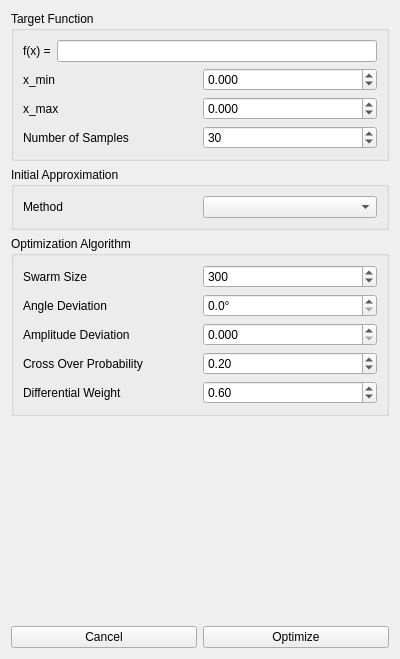
Old version of the form gui_main_window.ui in the repository ralphtandetzky/decompose_imf.
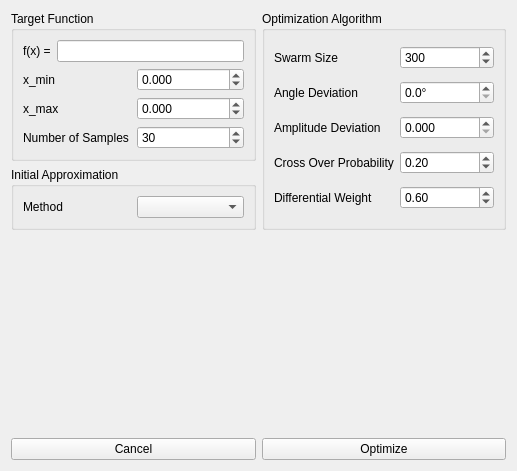
New version of the form.

Commit message: Widened gui to the sides. Fixed tab order.

Diff of the .ui file:
```diff
--- a/gui_main_window.ui
+++ b/gui_main_window.ui
@@ -6,8 +6,8 @@
    <rect>
     <x>0</x>
     <y>0</y>
-    <width>400</width>
-    <height>659</height>
+    <width>517</width>
+    <height>471</height>
    </rect>
   </property>
   <property name="windowTitle">
@@ -15,6 +15,10 @@
   </property>
   <layout class="QVBoxLayout" name="verticalLayout">
    <item>
+    <layout class="QHBoxLayout" name="horizontalLayout_3">
+     <item>
+      <layout class="QVBoxLayout" name="verticalLayout_2">
+       <item>
     <widget class="QGroupBox" name="groupBox">
      <property name="title">
       <string>Target Function</string>
@@ -125,6 +129,8 @@
      </layout>
     </widget>
    </item>
+      </layout>
+     </item>
    <item>
     <widget class="QGroupBox" name="groupBox_2">
      <property name="title">
@@ -249,6 +255,8 @@
      </layout>
     </widget>
    </item>
+    </layout>
+   </item>
    <item>
     <spacer name="verticalSpacer">
      <property name="orientation">
```
Left out of the diff: 34 changed lines with no effect on the pictures. Lines whose indentation alone changed are shown as unchanged.
